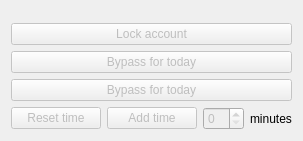
First picture: the form in ui/grant.ui, repository simgunz/timekpr, before the edit.
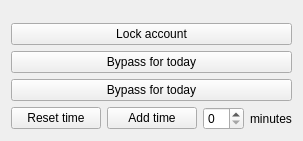
Second picture: the form after the edit.

Commit message: Function buttonstates implemented

The edit to the form file:
```diff
--- a/ui/grant.ui
+++ b/ui/grant.ui
@@ -30,27 +30,27 @@
    <item>
     <widget class="QPushButton" name="btnLockAccount">
      <property name="enabled">
-      <bool>false</bool>
+      <bool>true</bool>
      </property>
      <property name="text">
       <string>Lock account</string>
      </property>
     </widget>
    </item>
+   <item>
+    <widget class="QPushButton" name="btnBoundBypass">
+     <property name="enabled">
+      <bool>true</bool>
+     </property>
+     <property name="text">
+      <string>Bypass for today</string>
+     </property>
+    </widget>
+   </item>
    <item>
     <widget class="QPushButton" name="btnLimitBypass">
      <property name="enabled">
-      <bool>false</bool>
-     </property>
-     <property name="text">
-      <string>Bypass for today</string>
-     </property>
-    </widget>
-   </item>
-   <item>
-    <widget class="QPushButton" name="btnAccBypass">
-     <property name="enabled">
-      <bool>false</bool>
+      <bool>true</bool>
      </property>
      <property name="text">
       <string>Bypass for today</string>
@@ -62,7 +62,7 @@
      <item>
       <widget class="QPushButton" name="btnResetTime">
        <property name="enabled">
-        <bool>false</bool>
+        <bool>true</bool>
        </property>
        <property name="sizePolicy">
         <sizepolicy hsizetype="Expanding" vsizetype="Fixed">
@@ -78,7 +78,7 @@
      <item>
       <widget class="QPushButton" name="btnAddTime">
        <property name="enabled">
-        <bool>false</bool>
+        <bool>true</bool>
        </property>
        <property name="sizePolicy">
         <sizepolicy hsizetype="Expanding" vsizetype="Fixed">
@@ -99,7 +99,7 @@
        <item>
         <widget class="QSpinBox" name="sbAddTime">
          <property name="enabled">
-          <bool>false</bool>
+          <bool>true</bool>
          </property>
         </widget>
        </item>
```
The commit also changes 1 other file.
